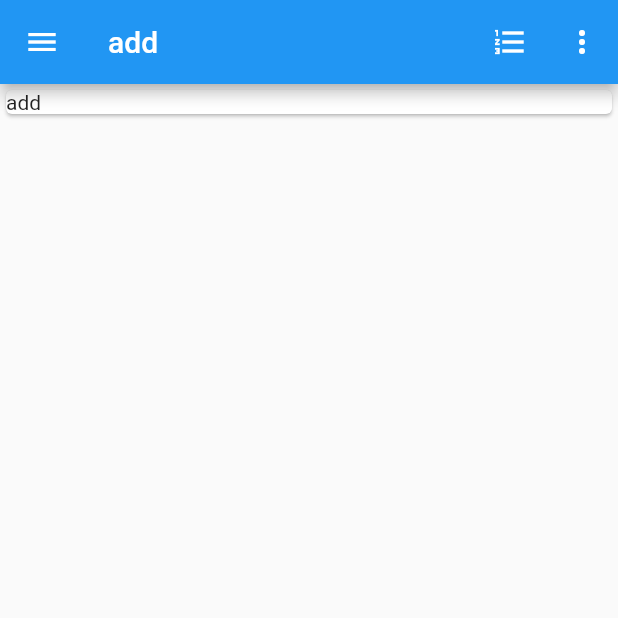
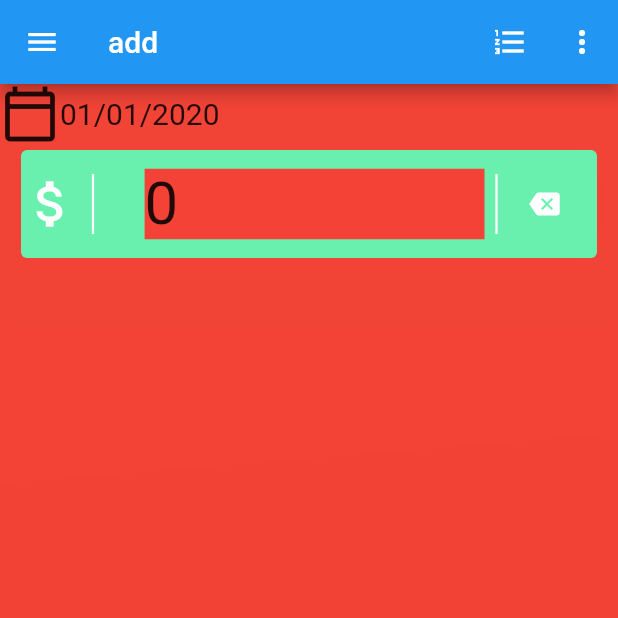
Before and after one commit to Ashik1310102/Month_Cost_Flutter_Practice, a Flutter app: the screen it shows after launch, after a tap on the "add" icon, on a phone screen of 412 x 824 dp, the top half of it. Run offline on Flutter 3.47's test engine with Material 2 defaults, Android fonts, the phone set to English and light mode, and no system bars; our stand-ins replace percent_indicator.

Commit message:
amount page added

```diff
--- a/lib/amount_add.dart
+++ b/lib/amount_add.dart
@@ -46,14 +46,71 @@ class _AmountAddState extends State<AmountAdd>{
         ],
 
       ),
-      body: SingleChildScrollView(
-        child: Column(
-          crossAxisAlignment: CrossAxisAlignment.stretch,
-          children: <Widget>[
-            Card(child: Text(this.mName),)
-          ],
-        ),
-      ),
+      body: Container(
+          color: Colors.red,
+          child: Container(
+            child: Column(
+              children: <Widget>[
+                Container(
+                  width: double.infinity,
+                  child: Center(
+                    child: Row(children: [
+                      Icon(Icons.calendar_today_outlined,
+                        size: 40,),
+                      Text("01/01/2020",
+                        style: TextStyle(fontSize: 20),)
+                    ],
+                    ),
+                  ),
+                ),
+                Padding(
+                  padding: const EdgeInsets.fromLTRB(10, 0, 10, 0),
+                  child: Card(
+                    elevation: 5000,
+                    color: Colors.greenAccent,
+                    child: Padding(
+                      padding: const EdgeInsets.fromLTRB(0, 12, 0, 12),
+                      child: Container(
+                        width: MediaQuery.of(context).size.width,
+                        child: Row(
+                          children: [
+                            Container(
+                              width: (MediaQuery.of(context).size.width-MediaQuery.of(context).padding.right-MediaQuery.of(context).padding.left)*0.2,
+                              child: Row(children: [
+                                  Icon(Icons.attach_money,
+                                    color: Colors.white,
+                                    size: 40,),
+                                  Container(height: 40,child: VerticalDivider(color: Colors.white,thickness: 1.5,)),
+                                ],),
+                            ),
+                            Container(
+                              width: (MediaQuery.of(context).size.width-MediaQuery.of(context).padding.right-MediaQuery.of(context).padding.left)*0.55,
+                              color: Colors.red,
+                              child: Text("0",
+                                style: TextStyle(fontSize: 40),
+                              )
+                            ),
+                            Container(
+                              width: (MediaQuery.of(context).size.width-MediaQuery.of(context).padding.right-MediaQuery.of(context).padding.left)*0.2,
+                              child: Row(children: [
+                                Container(height: 40,child: VerticalDivider(color: Colors.white,thickness: 1.5,)),
+                                IconButton(icon: const Icon(Icons.backspace),
+                                    iconSize: 20,
+                                    color: Colors.white,
+                                    onPressed:(){})
+                              ],),
+                            )
+
+                          ],
+                        ),
+                      ),
+                    ),
+                  ),
+                )
+              ],
+            ),
+          ),
+        )
     );
   }
 
--- a/lib/main.dart
+++ b/lib/main.dart
@@ -1,10 +1,16 @@
 import 'package:flutter/cupertino.dart';
 import 'package:flutter/material.dart';
+import 'package:flutter/services.dart';
 import 'package:flutter/widgets.dart';
 import 'package:percent_indicator/percent_indicator.dart';
 import './amount_add.dart';
 
 void main() {
+  WidgetsFlutterBinding.ensureInitialized();
+  SystemChrome.setPreferredOrientations([
+    DeviceOrientation.portraitDown,
+    DeviceOrientation.portraitUp
+  ]);
   runApp(MyCost());
 }
 
```
